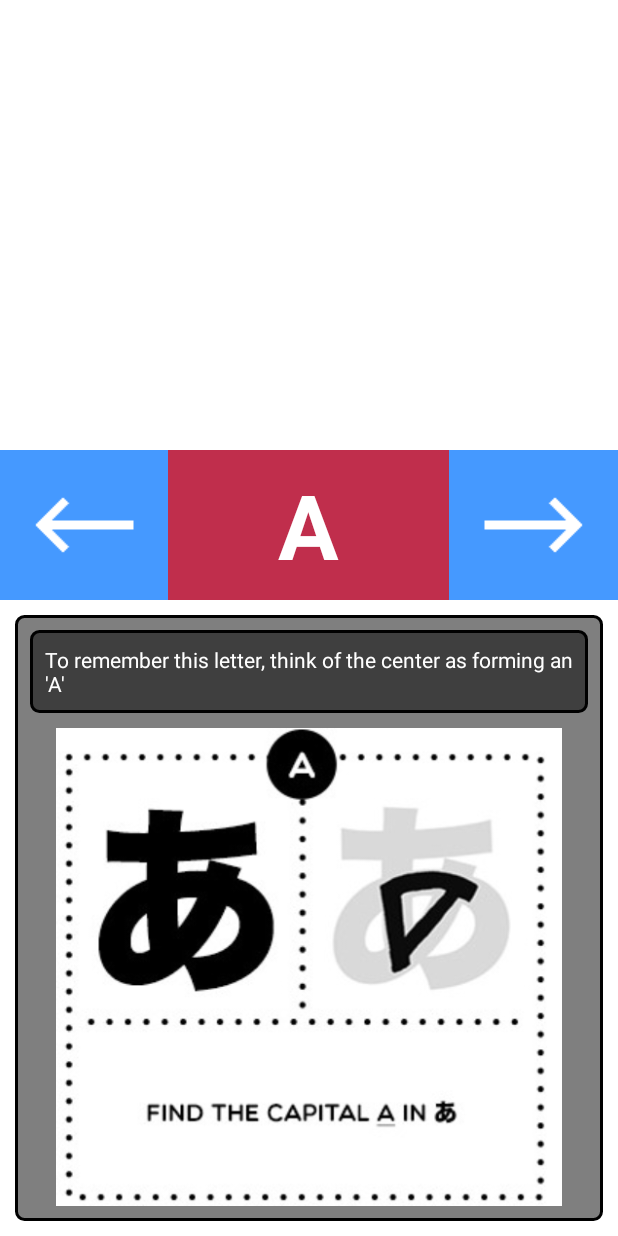
After one commit to Lucas-Curran/KanaSRS, an Android app: the layout lesson_item.xml on its own in the app's theme, with its tools: preview values and no code run, on a phone screen of 412 x 824 dp. The commit adds this screen. Run offline under Robolectric (Android 15) with nearby library versions, the phone set to English and light mode, and no system bars.

Commit message:
Work at school

```diff
--- a/app/src/main/java/com/example/jwriter/JWriterDatabase.kt
+++ b/app/src/main/java/com/example/jwriter/JWriterDatabase.kt
@@ -8,7 +8,10 @@ import androidx.sqlite.db.SupportSQLiteDatabase
 import java.util.concurrent.Executors
 
 
-@Database(entities = [User::class, Kana::class], version = 1)
+// TODO: Give preset kana data a description column, gif link column, drawable int, mp3 int
+
+
+@Database(entities = [User::class, Kana::class], version = 2)
 abstract class JWriterDatabase : RoomDatabase() {
 
     abstract fun userDao(): UserDao
--- a/app/src/main/java/com/example/jwriter/Kana.kt
+++ b/app/src/main/java/com/example/jwriter/Kana.kt
@@ -11,5 +11,8 @@ data class Kana(
     @ColumnInfo(name = "next_practice") var reviewTime: Long?,
     @ColumnInfo(name = "level") var level: Int?,
     @ColumnInfo(name = "isHiragana") val isHiragana: Boolean,
-    @ColumnInfo(name = "hasLearned") var hasLearned: Boolean
+    @ColumnInfo(name = "hasLearned") var hasLearned: Boolean,
+    @ColumnInfo(name = "gif") val gif: String,
+    @ColumnInfo(name = "drawable") val drawable: Int,
+    @ColumnInfo(name = "description") val description: String
 )
--- /dev/null
+++ b/app/src/main/res/layout/lesson_item.xml
@@ -0,0 +1,118 @@
+<?xml version="1.0" encoding="utf-8"?>
+<androidx.constraintlayout.widget.ConstraintLayout xmlns:android="http://schemas.android.com/apk/res/android"
+    xmlns:app="http://schemas.android.com/apk/res-auto"
+    android:layout_width="match_parent"
+    android:layout_height="match_parent">
+
+    <ViewAnimator
+        android:id="@+id/viewAnimator"
+        android:layout_width="match_parent"
+        android:layout_height="300dp"
+        app:layout_constraintEnd_toEndOf="parent"
+        app:layout_constraintStart_toStartOf="parent"
+        app:layout_constraintTop_toTopOf="parent">
+
+        <TextView
+            android:id="@+id/kanaTextView"
+            android:layout_width="match_parent"
+            android:layout_height="match_parent"
+            android:gravity="center"
+            android:text="あ"
+            android:textColor="@color/white"
+            android:textSize="200sp"
+            android:textStyle="bold" />
+
+        <WebView
+            android:id="@+id/strokeWebView"
+            android:layout_width="match_parent"
+            android:layout_height="match_parent"
+            android:layout_margin="20dp"
+            android:background="@drawable/square_outline"/>
+
+    </ViewAnimator>
+
+    <LinearLayout
+        android:id="@+id/lessonLinearLayout"
+        android:layout_width="match_parent"
+        android:layout_height="100dp"
+        android:orientation="horizontal"
+        app:layout_constraintEnd_toEndOf="parent"
+        app:layout_constraintStart_toStartOf="parent"
+        app:layout_constraintTop_toBottomOf="@+id/viewAnimator">
+
+        <ImageButton
+            android:id="@+id/previousItemButton"
+            android:layout_width="wrap_content"
+            android:layout_height="100dp"
+            android:layout_weight="1"
+            android:background="#4599ff"
+            android:src="@drawable/ic_left_arrow"
+            android:foreground="?attr/selectableItemBackground"
+            app:layout_constraintStart_toEndOf="@+id/englishTextView"
+            app:layout_constraintTop_toBottomOf="@+id/kanaTextView"
+            app:tint="@color/white" />
+
+        <TextView
+            android:id="@+id/englishTextView"
+            android:layout_width="wrap_content"
+            android:layout_height="100dp"
+            android:background="@color/pink"
+            android:gravity="center"
+            android:layout_weight="6"
+            android:text="A"
+            android:textStyle="bold"
+            android:textColor="@color/white"
+            android:textSize="60sp"
+            app:layout_constraintStart_toStartOf="parent"
+            app:layout_constraintTop_toBottomOf="@+id/kanaTextView" />
+
+        <ImageButton
+            android:id="@+id/nextItemButton"
+            android:layout_width="wrap_content"
+            android:layout_height="100dp"
+            android:layout_weight="1"
+            android:background="#4599ff"
+            android:foreground="?attr/selectableItemBackground"
+            android:src="@drawable/ic_right_arrow"
+            app:layout_constraintStart_toEndOf="@+id/englishTextView"
+            app:layout_constraintTop_toBottomOf="@+id/kanaTextView"
+            app:tint="@color/white" />
+
+    </LinearLayout>
+
+    <RelativeLayout
+        android:id="@+id/infoLayout"
+        android:layout_width="match_parent"
+        android:layout_height="0dp"
+        app:layout_constraintBottom_toBottomOf="parent"
+        app:layout_constraintEnd_toEndOf="parent"
+        app:layout_constraintStart_toStartOf="parent"
+        app:layout_constraintTop_toBottomOf="@+id/lessonLinearLayout"
+        android:background="@drawable/lesson_box"
+        android:layout_margin="10dp">
+
+        <TextView
+            android:id="@+id/mnemonicTextView"
+            android:layout_width="match_parent"
+            android:layout_height="wrap_content"
+            android:layout_marginStart="10dp"
+            android:layout_marginTop="10dp"
+            android:layout_marginEnd="10dp"
+            android:layout_marginBottom="10dp"
+            android:background="@drawable/lesson_box"
+            android:padding="10dp"
+            android:text="To remember this letter, think of the center as forming an 'A'"
+            android:textColor="@color/white" />
+
+        <ImageView
+            android:layout_width="wrap_content"
+            android:layout_height="wrap_content"
+            android:layout_below="@id/mnemonicTextView"
+            android:layout_alignParentStart="true"
+            android:layout_alignParentEnd="true"
+            android:layout_marginBottom="10dp"
+            android:src="@drawable/a_mnemonic" />
+
+    </RelativeLayout>
+
+</androidx.constraintlayout.widget.ConstraintLayout>
```
Also changed, not shown: app/src/main/java/com/example/jwriter/LessonActivity.kt (+50 -22 lines), app/src/main/java/com/example/jwriter/ReviewActivity.kt (+8 -0 lines), app/src/main/res/layout-v23/activity_lesson.xml (+4 -112 lines).
